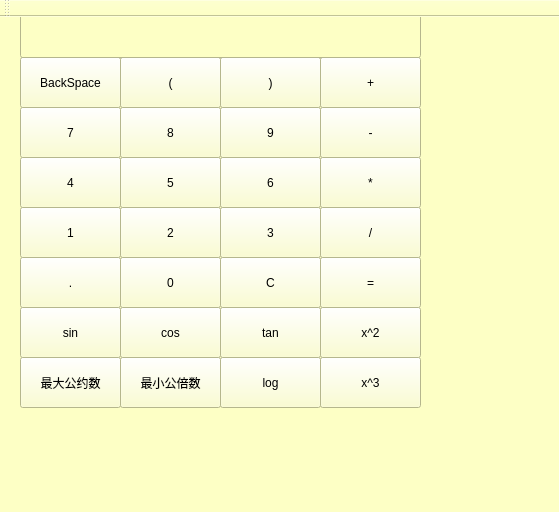
This is mainwindow.ui in pepsi-gcx/calculater as Qt 5 draws it before an edit. The edited form follows.
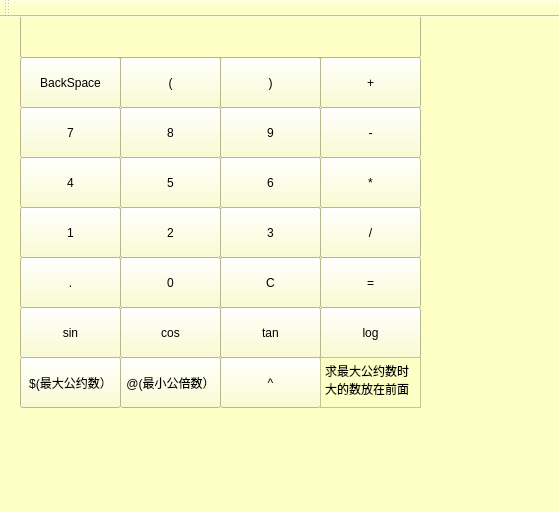
This is the edited form.

Patch:
```diff
--- a/mainwindow.ui
+++ b/mainwindow.ui
@@ -330,19 +330,6 @@
    <widget class="QPushButton" name="pushButton_24">
     <property name="geometry">
      <rect>
-      <x>320</x>
-      <y>290</y>
-      <width>101</width>
-      <height>51</height>
-     </rect>
-    </property>
-    <property name="text">
-     <string>x^2</string>
-    </property>
-   </widget>
-   <widget class="QPushButton" name="pushButton_25">
-    <property name="geometry">
-     <rect>
       <x>20</x>
       <y>340</y>
       <width>101</width>
@@ -350,10 +337,10 @@
      </rect>
     </property>
     <property name="text">
-     <string>最大公约数</string>
+     <string>$(最大公约数）</string>
     </property>
    </widget>
-   <widget class="QPushButton" name="pushButton_26">
+   <widget class="QPushButton" name="pushButton_25">
     <property name="geometry">
      <rect>
       <x>120</x>
@@ -363,14 +350,14 @@
      </rect>
     </property>
     <property name="text">
-     <string>最小公倍数</string>
+     <string>@(最小公倍数）</string>
     </property>
    </widget>
    <widget class="QPushButton" name="pushButton_27">
     <property name="geometry">
      <rect>
-      <x>220</x>
-      <y>340</y>
+      <x>320</x>
+      <y>290</y>
       <width>101</width>
       <height>51</height>
      </rect>
@@ -382,14 +369,31 @@
    <widget class="QPushButton" name="pushButton_28">
     <property name="geometry">
      <rect>
-      <x>320</x>
+      <x>220</x>
       <y>340</y>
       <width>101</width>
       <height>51</height>
      </rect>
     </property>
     <property name="text">
-     <string>x^3</string>
+     <string>^</string>
+    </property>
+   </widget>
+   <widget class="QTextEdit" name="textEdit">
+    <property name="geometry">
+     <rect>
+      <x>320</x>
+      <y>340</y>
+      <width>101</width>
+      <height>51</height>
+     </rect>
+    </property>
+    <property name="html">
+     <string>&lt;!DOCTYPE HTML PUBLIC &quot;-//W3C//DTD HTML 4.0//EN&quot; &quot;http://www.w3.org/TR/REC-html40/strict.dtd&quot;&gt;
+&lt;html&gt;&lt;head&gt;&lt;meta name=&quot;qrichtext&quot; content=&quot;1&quot; /&gt;&lt;style type=&quot;text/css&quot;&gt;
+p, li { white-space: pre-wrap; }
+&lt;/style&gt;&lt;/head&gt;&lt;body style=&quot; font-family:'SimSun'; font-size:9pt; font-weight:400; font-style:normal;&quot;&gt;
+&lt;p style=&quot; margin-top:0px; margin-bottom:0px; margin-left:0px; margin-right:0px; -qt-block-indent:0; text-indent:0px;&quot;&gt;求最大公约数时大的数放在前面&lt;/p&gt;&lt;/body&gt;&lt;/html&gt;</string>
     </property>
    </widget>
   </widget>
```
